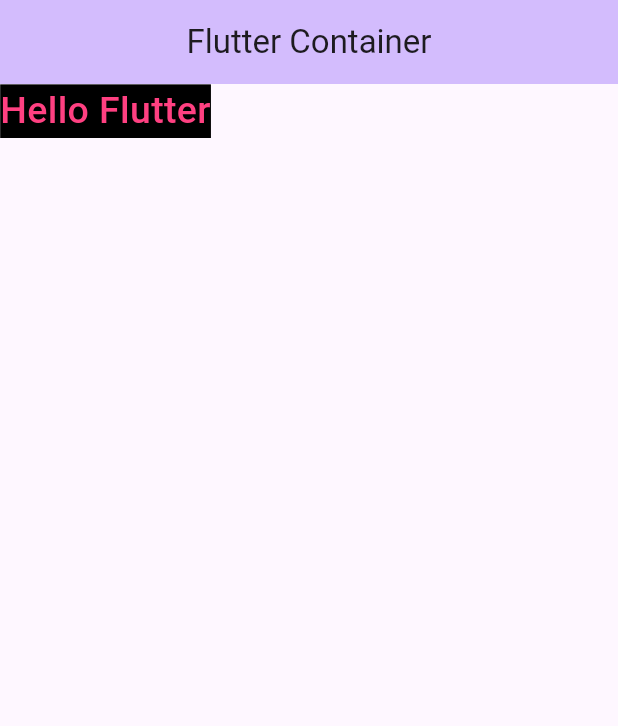
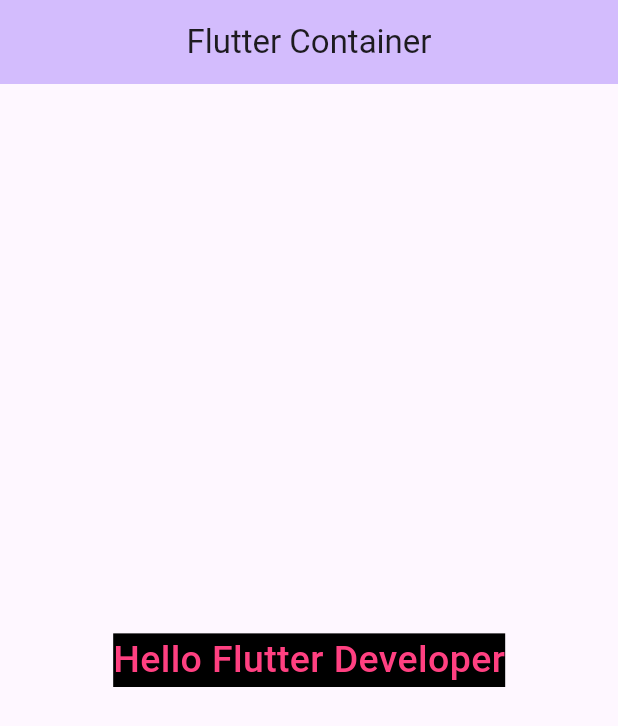
Before and after one commit to priyanshudekate01/learningFlutter, a Flutter app: the screen it shows after launch, on a phone screen of 412 x 824 dp. Shown: the top 726 px of the screen. Run offline on Flutter 3.47's test engine with Material 3 defaults, Android fonts, the phone set to English and light mode, and no system bars.

Commit message:
learn Center Widget

```diff
--- a/lib/main.dart
+++ b/lib/main.dart
@@ -48,12 +48,15 @@ class _MyHomePageState extends State<MyHomePage> {
 
         title: Center(child: Text('Flutter Container')),
       ),
-      body:Text('Hello Flutter ', style: TextStyle(
-        fontSize: 25,
-        color: Colors.pinkAccent,
-        fontWeight: FontWeight.w500,
-        backgroundColor: Colors.black
-      ),)
+      body:Center(
+
+        child: Text('Hello Flutter Developer', style: TextStyle(
+          fontSize: 25,
+          color: Colors.pinkAccent,
+          fontWeight: FontWeight.w500,
+          backgroundColor: Colors.black
+        ),),
+      )
 
 
        // This trailing comma makes auto-formatting nicer for build methods.
```
